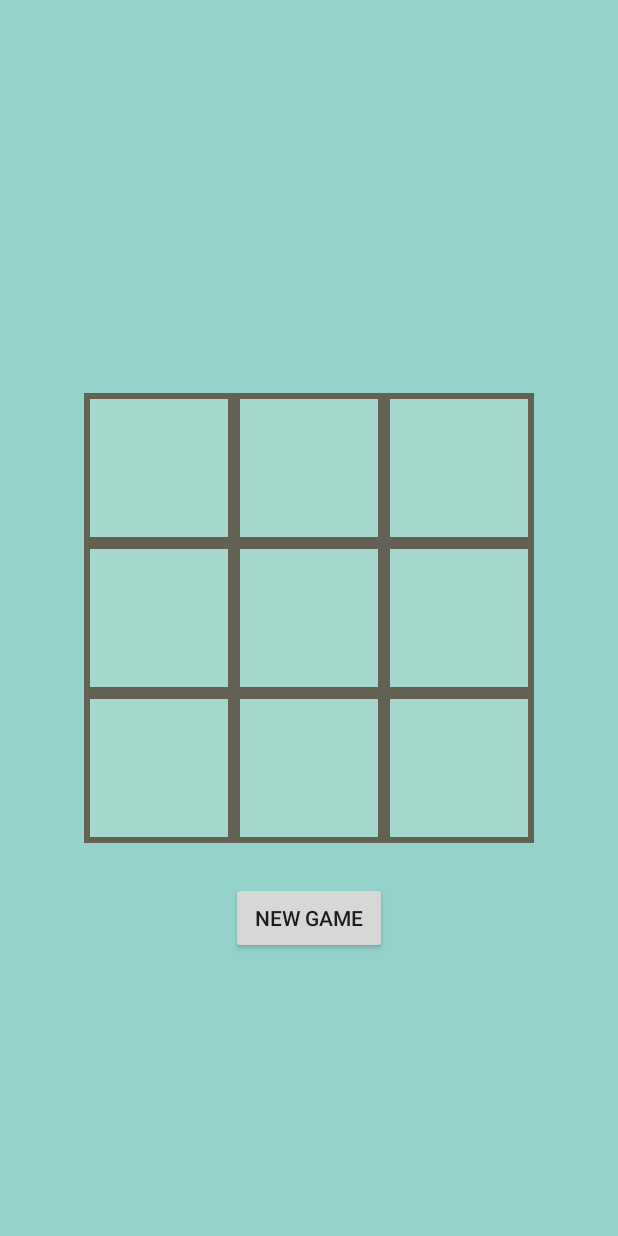
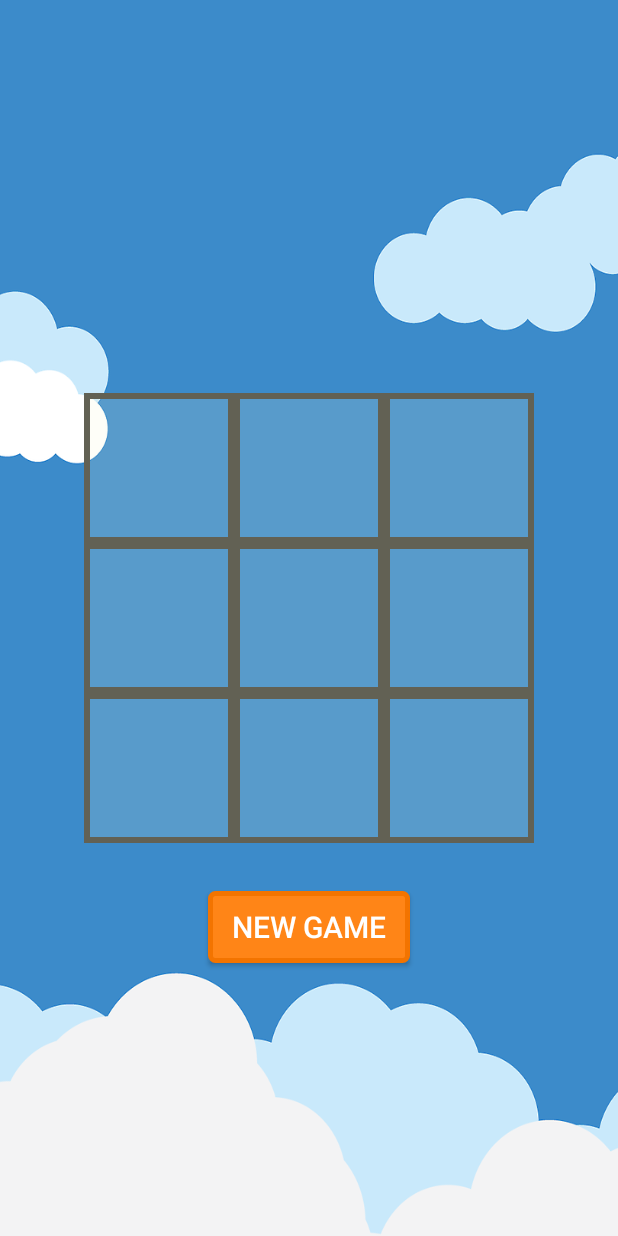
Before and after one commit to BrainScraps/HipTacToe, an Android app: the screen it shows after launch (GameBoardActivity), after a tap on "NEW GAME", on a phone screen of 412 x 824 dp. Run offline under Robolectric (Android 15) with nearby library versions, the phone set to English and light mode, and no system bars.

Commit message:
Look and feel - gorgeous!
made extra hipmunk-y

```diff
--- a/app/src/main/java/com/example/hiptactoe/GameBoardActivity.java
+++ b/app/src/main/java/com/example/hiptactoe/GameBoardActivity.java
@@ -76,7 +76,7 @@ public class GameBoardActivity extends ActionBarActivity {
             public void onItemClick(AdapterView<?> parent, View view, int position, long id) {
 
                 if (gameBoard.get(position).equals("")){
-                    markWithX(position, view);
+                    markWithX(position);
                     adapter.notifyDataSetChanged();
                     int currentScore = brain.gameScore(gameBoard);
                     if (currentScore == brain.BOARD_NOT_FULL) {
@@ -90,7 +90,7 @@ public class GameBoardActivity extends ActionBarActivity {
                 }
             }
 
-            private void markWithX(int position, View view){
+            private void markWithX(int position){
                 gameBoard.set(position, "X");
             }
         });
@@ -221,8 +221,8 @@ public class GameBoardActivity extends ActionBarActivity {
     }
 
     public interface MinimaxAsyncListener {
-        public void onMoveReady(ArrayList result);
+        void onMoveReady(ArrayList result);
 
-        public void onThinking();
+        void onThinking();
     }
 }
--- /dev/null
+++ b/app/src/main/res/drawable/button_bg.xml
@@ -0,0 +1,9 @@
+<?xml version="1.0" encoding="utf-8"?>
+<shape xmlns:android="http://schemas.android.com/apk/res/android"
+    android:shape="rectangle" >
+    <corners android:radius="3dp"/>
+    <stroke android:width="3dp" android:color="#f37400" />
+    <solid android:color="#ff8517"/>
+    <padding android:top="8dp" android:right="12dp"
+             android:bottom="8dp" android:left="12dp"/>
+</shape>
--- /dev/null
+++ b/app/src/main/res/drawable/progress.xml
@@ -0,0 +1,15 @@
+<?xml version="1.0" encoding="utf-8"?>
+<rotate xmlns:android="http://schemas.android.com/apk/res/android"
+    android:pivotX="50%" android:pivotY="50%" android:fromDegrees="360"
+    android:toDegrees="0">
+    <shape android:shape="ring" android:innerRadiusRatio="3"
+        android:thicknessRatio="8" android:useLevel="false">
+
+        <size android:width="76dip" android:height="76dip" />
+        <gradient android:type="sweep" android:useLevel="false"
+            android:startColor="#ff8517"
+            android:endColor="#11fd861d"
+            android:angle="0"
+            />
+    </shape>
+</rotate>
--- a/app/src/main/res/layout/activity_game_board.xml
+++ b/app/src/main/res/layout/activity_game_board.xml
@@ -1,6 +1,6 @@
 <RelativeLayout xmlns:android="http://schemas.android.com/apk/res/android"
     xmlns:tools="http://schemas.android.com/tools" android:layout_width="match_parent"
-    android:layout_height="match_parent" tools:context=".GameBoardActivity" android:background="@color/highlighted_text_material_light">
+    android:layout_height="match_parent" tools:context=".GameBoardActivity" android:background="@drawable/hsky">
 
     <GridView
         android:layout_width="300dp"
@@ -14,18 +14,24 @@
     <Button
         android:layout_width="wrap_content"
         android:layout_height="wrap_content"
-        android:layout_marginTop="26dp"
+        android:layout_marginTop="32dp"
         android:paddingRight="16dp"
         android:paddingLeft="16dp"
         android:text="New Game"
         android:id="@+id/btnNewGame"
         android:layout_below="@+id/gvTiles"
-        android:layout_centerHorizontal="true" />
+        android:layout_centerHorizontal="true"
+        android:background="@drawable/button_bg"
+        android:textColor="#FFF"
+        android:fontFamily="sans-serif-medium"
+        android:textSize="20dp"/>
 
     <TextView
         android:layout_width="wrap_content"
         android:layout_height="wrap_content"
-        android:textAppearance="?android:attr/textAppearanceLarge"
+        android:textSize="45dp"
+        android:fontFamily="sans-serif-medium"
+        android:textColor="#FFF"
         android:id="@+id/tvWinner"
         android:layout_above="@+id/gvTiles"
         android:layout_centerHorizontal="true"
@@ -38,6 +44,8 @@
         android:layout_above="@+id/gvTiles"
         android:layout_centerHorizontal="true"
         android:layout_marginBottom="26dp"
+        android:indeterminateDrawable="@drawable/progress"
+        android:indeterminateDuration="820"
         android:visibility="invisible"/>
 
 
```
Also changed, not shown: app/src/main/res/drawable-hdpi/hsky.png (added), app/src/main/res/drawable-ldpi/hsky.png (added), app/src/main/res/drawable-mdpi/hsky.png (added), app/src/main/res/drawable-xhdpi/hsky.png (added), app/src/main/res/drawable-xxhdpi/hsky.png (added).
